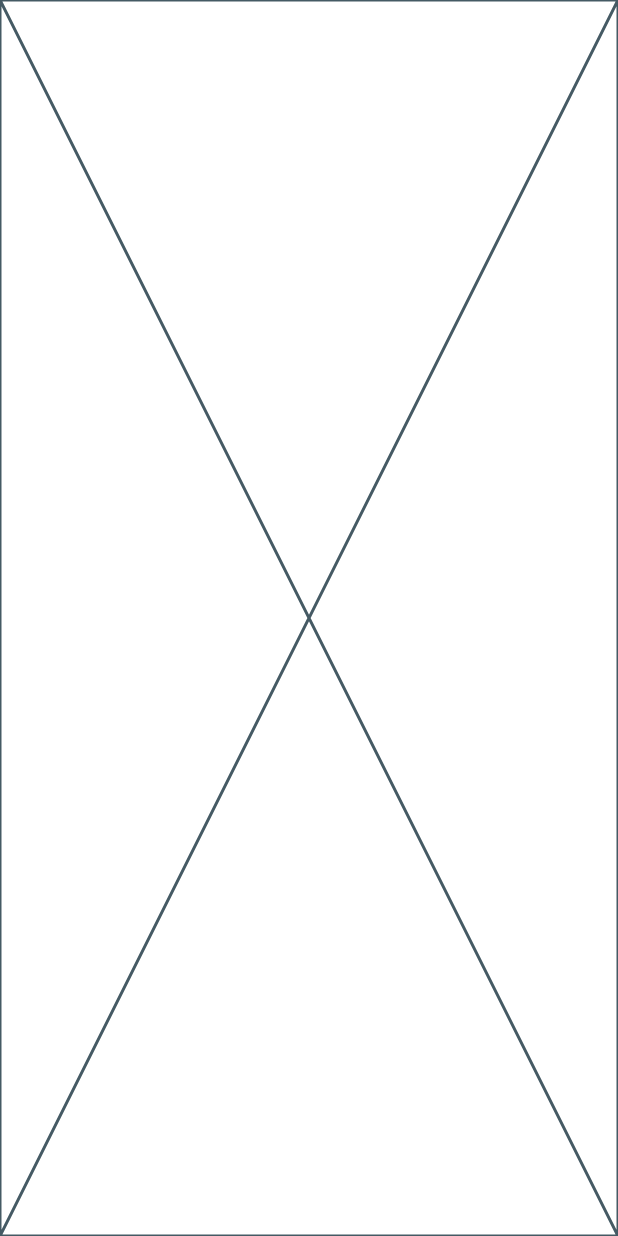
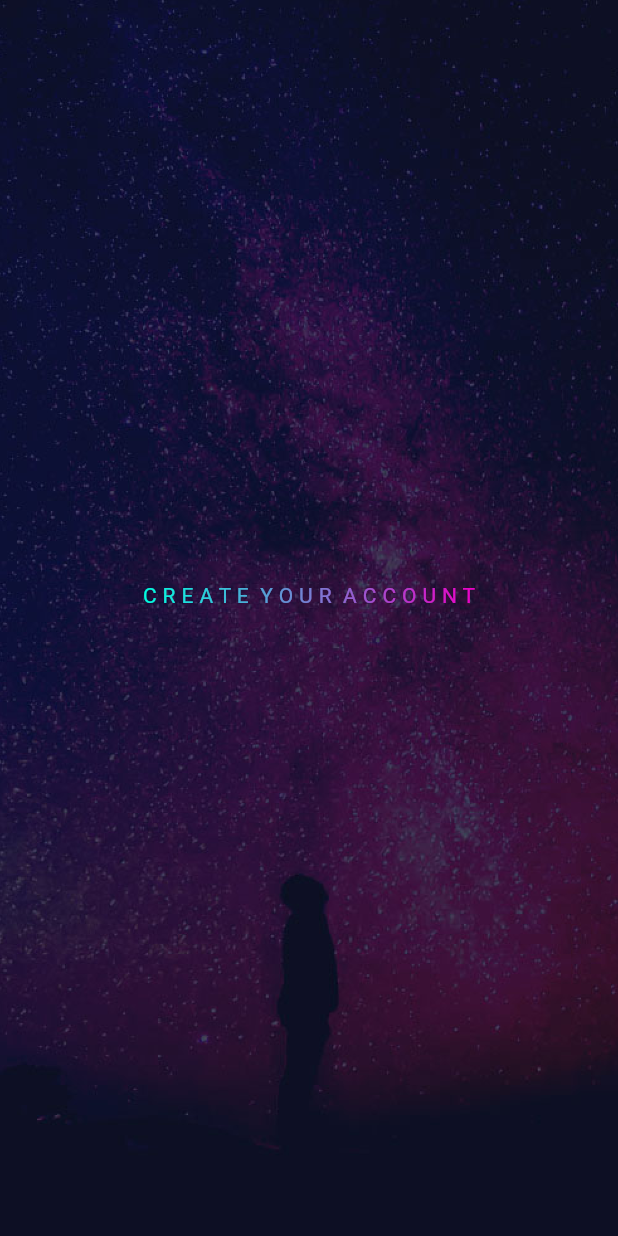
Before and after one commit to nadymahmoud/Lezioni-, a Flutter app: the screen it shows after launch, on a phone screen of 412 x 824 dp. Run offline on Flutter 3.47's test engine with Material 3 defaults, Android fonts, the phone set to English and light mode, and no system bars; drawn by our look-alikes of simple_gradient_text; our stand-ins replace go_router.

Commit message:
Update create account view with gradient text
Add gradient text to the create account view for a visually appealing UI. Also, add the necessary dependencies for the gradient text package.

```diff
--- a/lib/core/utils/app_strings.dart
+++ b/lib/core/utils/app_strings.dart
@@ -2,7 +2,7 @@ abstract class AppStrings {
   //ToDo:All Strings
 //!auth Strings
 //!Create Your Account
-  static const String createYourAccount = "Create Your Account",
+  static const String createYourAccount = "C R E A T E  Y O U R  A C C O U N T",
       name = "Name",
       fullName = "Full Name",
       emailAddress = 'Email address',
--- a/lib/features/auth/presentation/views/create_account_view.dart
+++ b/lib/features/auth/presentation/views/create_account_view.dart
@@ -1,10 +1,37 @@
 import 'package:flutter/material.dart';
+import 'package:lezioni/core/utils/app_assets.dart';
+import 'package:lezioni/core/utils/app_colors.dart';
+import 'package:lezioni/core/utils/app_strings.dart';
+import 'package:lezioni/core/utils/app_text_style.dart';
+import 'package:simple_gradient_text/simple_gradient_text.dart';
 
 class CreateAccountView extends StatelessWidget {
   const CreateAccountView({super.key});
 
   @override
   Widget build(BuildContext context) {
-    return const Placeholder();
+    return Scaffold(
+      backgroundColor: AppColors.darkPurple,
+      body: Stack(
+        fit: StackFit.expand,
+        children: [
+          Image.asset(fit: BoxFit.cover, Assets.imagesBackgroundImage),
+          Positioned(
+              child: Center(
+                  child: Column(
+            mainAxisAlignment: MainAxisAlignment.center,
+            children: [
+              GradientText(AppStrings.createYourAccount, colors: [
+                AppColors.gradientOne,
+                AppColors.gradientTwo,
+              ]),
+              const SizedBox(
+                height: 30,
+              ),
+            ],
+          )))
+        ],
+      ),
+    );
   }
 }
```
Also changed, not shown: pubspec.yaml (+1 -6 lines), pubspec.lock.
